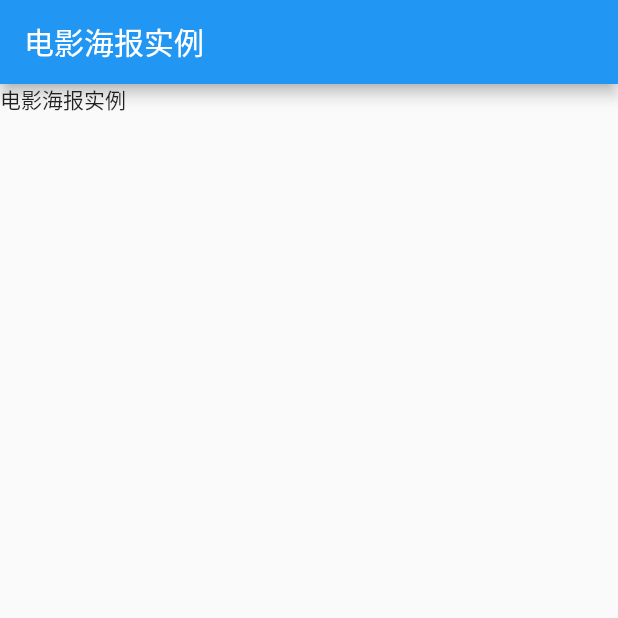
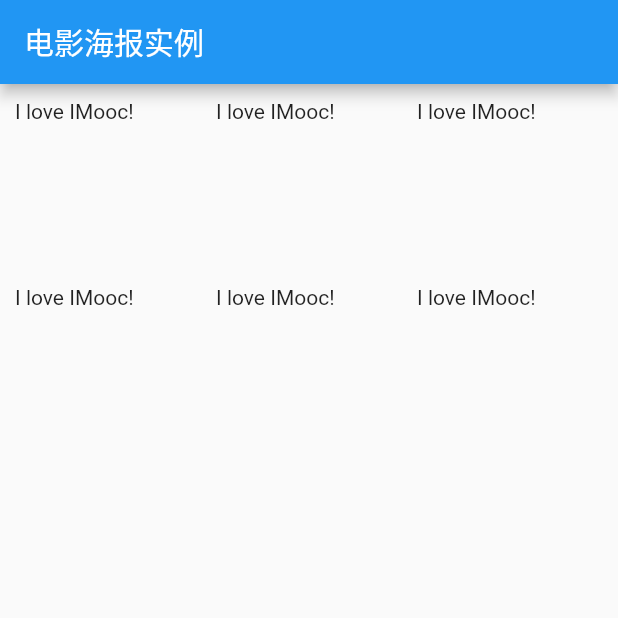
Before and after one commit to kunoka/demo001, a Flutter app: the screen it shows after launch, on a phone screen of 412 x 824 dp, the top half of it. Run offline on Flutter 3.47's test engine with Material 2 defaults, Android fonts, the phone set to English and light mode, and no system bars.

Commit message:
4-2 电影海报实例代码GridViewWidget学习

```diff
--- a/lib/main.dart
+++ b/lib/main.dart
@@ -11,7 +11,19 @@
         appBar: AppBar(
           title: Text('电影海报实例')
         ),
-        body: Text('电影海报实例')
+        body: GridView.count(
+          padding: const EdgeInsets.all(10.0),
+          crossAxisSpacing: 10.0,
+          crossAxisCount: 3,
+          children: <Widget>[
+            const Text('I love IMooc!'),
+            const Text('I love IMooc!'),
+            const Text('I love IMooc!'),
+            const Text('I love IMooc!'),
+            const Text('I love IMooc!'),
+            const Text('I love IMooc!'),
+          ],
+        )
       )
       );
   }
```
